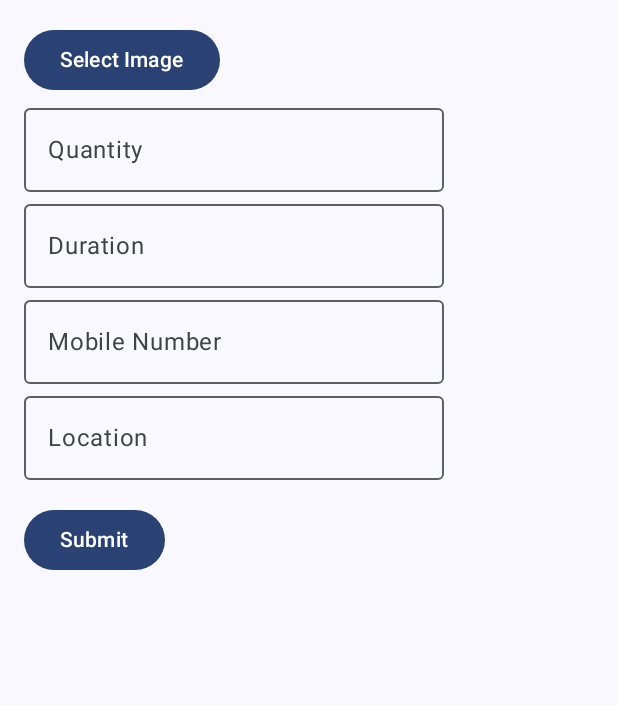
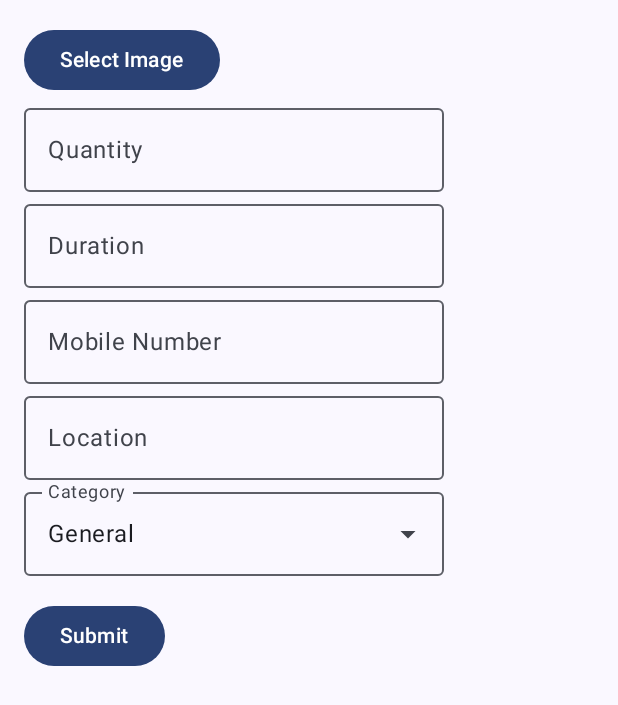
Before and after one commit to Abhi95081/FoodMitraDonar, an Android app built with Jetpack Compose: the composable AddPage shown on its own in the app's theme, on a phone screen of 412 x 824 dp. Shown: the top 705 px of the screen. Run offline under Robolectric (Android 15) with nearby library versions, the phone set to English and light mode, and no system bars; pictures from the network do not load; 2 statements that could not run were skipped.

Commit message:
add page Commit

```diff
--- a/app/src/main/java/com/example/foodmitradonar/Screens/Supabase/AddPage.kt
+++ b/app/src/main/java/com/example/foodmitradonar/Screens/Supabase/AddPage.kt
@@ -5,27 +5,19 @@ import android.widget.Toast
 import androidx.activity.compose.rememberLauncherForActivityResult
 import androidx.activity.result.contract.ActivityResultContracts
 import androidx.compose.foundation.Image
-import androidx.compose.foundation.layout.Column
-import androidx.compose.foundation.layout.Spacer
-import androidx.compose.foundation.layout.fillMaxWidth
-import androidx.compose.foundation.layout.height
-import androidx.compose.foundation.layout.padding
-import androidx.compose.material3.Button
-import androidx.compose.material3.OutlinedTextField
-import androidx.compose.material3.Text
-import androidx.compose.runtime.Composable
-import androidx.compose.runtime.getValue
-import androidx.compose.runtime.mutableStateOf
-import androidx.compose.runtime.remember
-import androidx.compose.runtime.rememberCoroutineScope
-import androidx.compose.runtime.setValue
+import androidx.compose.foundation.layout.*
+import androidx.compose.material3.*
+import androidx.compose.runtime.*
 import androidx.compose.ui.Modifier
 import androidx.compose.ui.platform.LocalContext
 import androidx.compose.ui.unit.dp
 import coil.compose.rememberAsyncImagePainter
 import com.example.foodmitradonar.Screens.Supabase.SupabaseManager
+import kotlinx.coroutines.Dispatchers
 import kotlinx.coroutines.launch
+import kotlinx.coroutines.withContext
 
+@OptIn(ExperimentalMaterial3Api::class)
 @Composable
 fun AddPage(onUploadSuccess: () -> Unit) {
     val context = LocalContext.current
@@ -36,12 +28,15 @@ fun AddPage(onUploadSuccess: () -> Unit) {
     var duration by remember { mutableStateOf("") }
     var mobile by remember { mutableStateOf("") }
     var location by remember { mutableStateOf("") }
+    var category by remember { mutableStateOf("General") }
+    var uploading by remember { mutableStateOf(false) }
+
+    val categories = listOf("General", "Groceries", "Leftover", "Cooked Food")
+    var expanded by remember { mutableStateOf(false) }
 
     val imagePickerLauncher = rememberLauncherForActivityResult(
         contract = ActivityResultContracts.GetContent()
-    ) {
-        imageUri = it
-    }
+    ) { imageUri = it }
 
     Column(modifier = Modifier.padding(16.dp)) {
         Button(onClick = { imagePickerLauncher.launch("image/*") }) {
@@ -64,6 +59,25 @@ fun AddPage(onUploadSuccess: () -> Unit) {
         OutlinedTextField(value = mobile, onValueChange = { mobile = it }, label = { Text("Mobile Number") })
         OutlinedTextField(value = location, onValueChange = { location = it }, label = { Text("Location") })
 
+        ExposedDropdownMenuBox(expanded = expanded, onExpandedChange = { expanded = !expanded }) {
+            OutlinedTextField(
+                value = category,
+                onValueChange = {},
+                readOnly = true,
+                label = { Text("Category") },
+                trailingIcon = { ExposedDropdownMenuDefaults.TrailingIcon(expanded) },
+                modifier = Modifier.menuAnchor()
+            )
+            ExposedDropdownMenu(expanded = expanded, onDismissRequest = { expanded = false }) {
+                categories.forEach {
+                    DropdownMenuItem(text = { Text(it) }, onClick = {
+                        category = it
+                        expanded = false
+                    })
+                }
+            }
+        }
+
         Spacer(modifier = Modifier.height(16.dp))
 
         Button(onClick = {
@@ -72,6 +86,7 @@ fun AddPage(onUploadSuccess: () -> Unit) {
                 return@Button
             }
 
+            uploading = true
             scope.launch {
                 val success = SupabaseManager.uploadDonation(
                     imageUri!!,
@@ -79,17 +94,32 @@ fun AddPage(onUploadSuccess: () -> Unit) {
                     duration,
                     mobile,
                     location,
-                    context
+                    context,
+                    category
                 )
-                if (success) {
-                    Toast.makeText(context, "Uploaded successfully", Toast.LENGTH_SHORT).show()
-                    onUploadSuccess()
-                } else {
-                    Toast.makeText(context, "Upload failed", Toast.LENGTH_SHORT).show()
+
+                withContext(Dispatchers.Main) {
+                    uploading = false
+                    if (success) {
+                        Toast.makeText(context, "Uploaded successfully", Toast.LENGTH_SHORT).show()
+                        imageUri = null
+                        quantity = ""
+                        duration = ""
+                        mobile = ""
+                        location = ""
+                        category = "General"
+                        onUploadSuccess()
+                    } else {
+                        Toast.makeText(context, "Upload failed", Toast.LENGTH_SHORT).show()
+                    }
                 }
             }
         }) {
-            Text("Submit")
+            if (uploading) {
+                CircularProgressIndicator(modifier = Modifier.size(20.dp))
+                Spacer(Modifier.width(10.dp))
+            }
+            Text(if (uploading) "Uploading..." else "Submit")
         }
     }
 }
```
